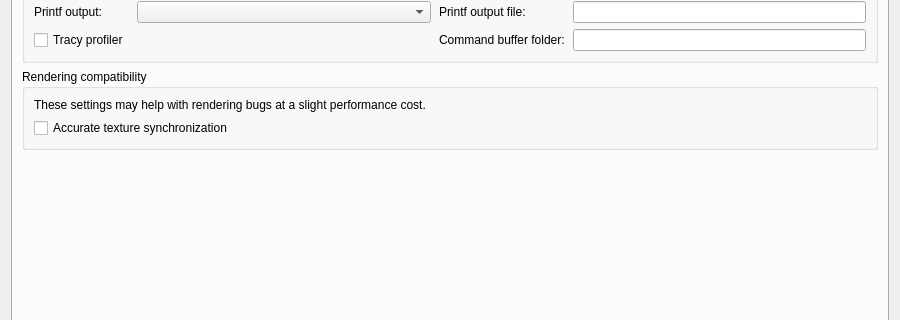
Before: the Qt Designer form src/launcher/forms/configuration_edit_dialog.ui in KytyPS5/KytyPS5, drawn with Qt 5; both pictures show x 0 to 900 and y 154 to 474 of the 900 by 677 pixel window.
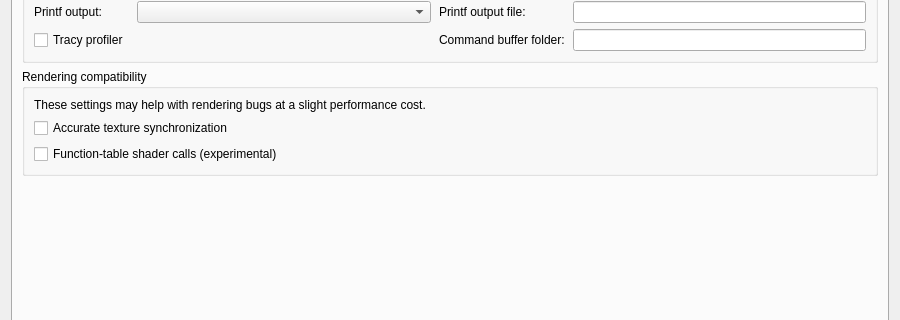
After: the same form once the commit is applied. The open tabs and pages were chosen to show the change. Custom widgets are drawn as their Qt base class.

Commit message: shader: link compute calls through function tables, fix call-target crash

Diff of the .ui file:
```diff
--- a/src/launcher/forms/configuration_edit_dialog.ui
+++ b/src/launcher/forms/configuration_edit_dialog.ui
@@ -499,6 +499,12 @@
             <property name="text"><string>Accurate texture synchronization</string></property>
            </widget>
           </item>
+          <item>
+           <widget class="QCheckBox" name="checkBox_function_table_calls">
+            <property name="toolTip"><string>Experimental. Runs compute shaders that call functions through a table in GPU memory instead of skipping them (Ratchet &amp; Clank: Rift Apart). Not working yet: it currently stops the game, because these shaders select textures in a way that is not supported.</string></property>
+            <property name="text"><string>Function-table shader calls (experimental)</string></property>
+           </widget>
+          </item>
          </layout>
         </widget>
        </item>
```
The commit also changes 17 other files.
